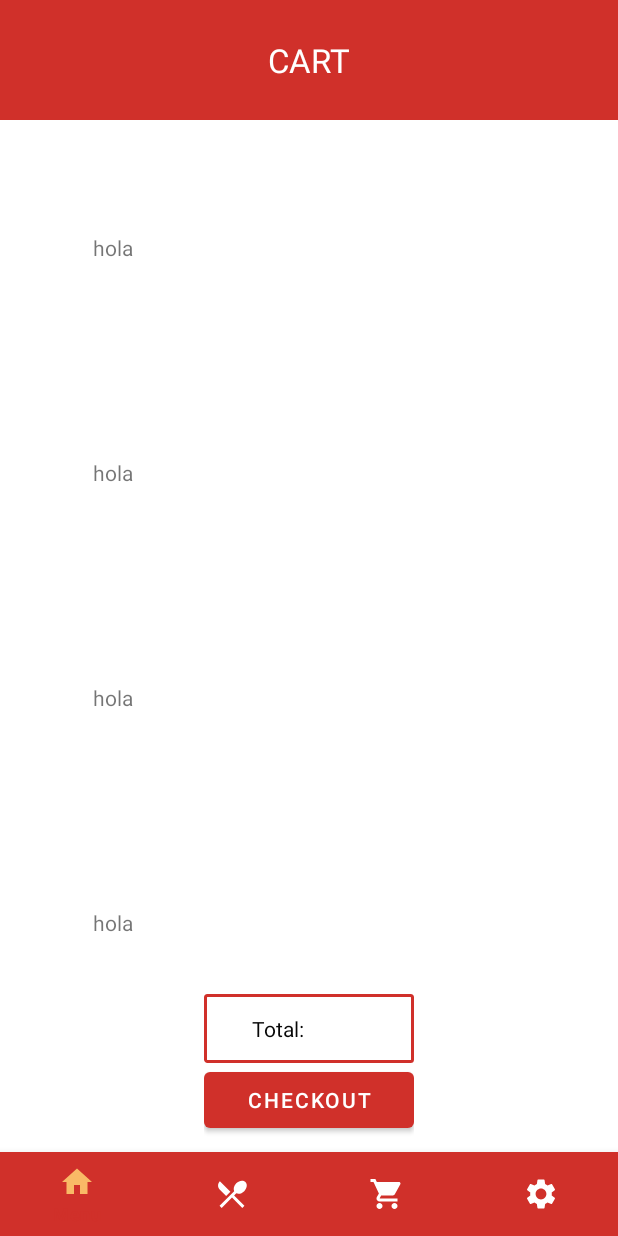
After one commit to cf19ArnauCastillo/ProyectoGrupo1-Usuario, an Android app: the fragment FragmentCart placed in its activity, on a phone screen of 412 x 824 dp. The commit adds this screen. Run offline under Robolectric (Android 15) with nearby library versions, the phone set to English and light mode, and no system bars; our stand-ins replace Firebase (no records; nobody signed in at launch, a user with empty details on screens opened directly); Roboto replaces fonts that are not available here.

Commit message:
recycler cart

```diff
--- /dev/null
+++ b/app/src/main/java/com/example/EatSleepAndRepeat_User/FragmentCart.java
@@ -0,0 +1,61 @@
+package com.example.EatSleepAndRepeat_User;
+
+import android.os.Bundle;
+
+import androidx.fragment.app.Fragment;
+import androidx.recyclerview.widget.GridLayoutManager;
+import androidx.recyclerview.widget.LinearLayoutManager;
+import androidx.recyclerview.widget.RecyclerView;
+
+import android.view.LayoutInflater;
+import android.view.View;
+import android.view.ViewGroup;
+
+import com.example.EatSleepAndRepeat_User.Classes.Dish;
+import com.example.EatSleepAndRepeat_User.R;
+import com.example.EatSleepAndRepeat_User.Recyclers.RecyclerViewAdapterHome;
+import com.google.firebase.database.DatabaseReference;
+import com.google.firebase.database.FirebaseDatabase;
+
+import java.util.ArrayList;
+
+public class FragmentCart extends Fragment {
+
+    public FragmentCart() {
+        // Required empty public constructor
+    }
+
+    public static FragmentCart newInstance(String param1, String param2) {
+        FragmentCart fragment = new FragmentCart();
+        Bundle args = new Bundle();
+        fragment.setArguments(args);
+        return fragment;
+    }
+
+    @Override
+    public void onCreate(Bundle savedInstanceState) {
+        super.onCreate(savedInstanceState);
+    }
+
+    @Override
+    public View onCreateView(LayoutInflater inflater, ViewGroup container,
+                             Bundle savedInstanceState) {
+        FirebaseDatabase database = FirebaseDatabase.getInstance("https://admin-987aa-default-rtdb.europe-west1.firebasedatabase.app/");
+        DatabaseReference myRef = database.getReference("message");
+
+        myRef.setValue("Hello, World!");
+        ArrayList<String> array_cart = new ArrayList<>();
+        array_cart.add("hola");
+        array_cart.add("hola");
+        array_cart.add("hola");
+        array_cart.add("hola");
+        array_cart.add("hola");
+
+        View view = inflater.inflate(R.layout.fragment_cart, container, false);
+        RecyclerView recyclerView = view.findViewById(R.id.recyclerViewCart);
+        RecyclerViewAdapterHome adapter = new RecyclerViewAdapterHome(array_cart);
+        recyclerView.setAdapter(adapter);
+        recyclerView.setLayoutManager(new LinearLayoutManager(getContext()));
+        return view;
+    }
+}
--- a/app/src/main/java/com/example/EatSleepAndRepeat_User/MenuActivity.java
+++ b/app/src/main/java/com/example/EatSleepAndRepeat_User/MenuActivity.java
@@ -29,7 +29,7 @@ public class MenuActivity extends AppCompatActivity {
                     selectedFragment = new FragmentProducts();
                     break;
                 case R.id.nav_cart:
-                    selectedFragment = new FragmentCarrito();
+                    selectedFragment = new FragmentCart();
                     break;
                 case R.id.nav_settings:
                     selectedFragment = new FragmentSettings();
--- a/app/src/main/java/com/example/EatSleepAndRepeat_User/ui/main/SectionsPagerAdapter.java
+++ b/app/src/main/java/com/example/EatSleepAndRepeat_User/ui/main/SectionsPagerAdapter.java
@@ -11,7 +11,7 @@ import androidx.fragment.app.FragmentPagerAdapter;
 import androidx.fragment.app.FragmentStatePagerAdapter;
 import androidx.viewpager.widget.ViewPager;
 
-import com.example.EatSleepAndRepeat_User.FragmentCarrito;
+import com.example.EatSleepAndRepeat_User.FragmentCart;
 import com.example.EatSleepAndRepeat_User.FragmentProducts;
 import com.example.EatSleepAndRepeat_User.R;
 
--- a/app/src/main/res/layout/activity_menu.xml
+++ b/app/src/main/res/layout/activity_menu.xml
@@ -9,7 +9,6 @@
 
     <androidx.fragment.app.FragmentContainerView
         android:id="@+id/fragment_container"
-        android:name="com.example.EatSleepAndRepeat_User.FragmentCarrito"
         android:layout_width="match_parent"
         android:layout_height="0dp"
         android:background="@color/white"
--- a/app/src/main/res/layout/fragment_carrito.xml
+++ b/app/src/main/res/layout/fragment_cart.xml
@@ -4,7 +4,7 @@
     xmlns:tools="http://schemas.android.com/tools"
     android:layout_width="match_parent"
     android:layout_height="match_parent"
-    tools:context=".FragmentCarrito">
+    tools:context=".FragmentCart">
 
     <!-- TODO: Update blank fragment layout -->
 
@@ -48,7 +48,7 @@
             app:layout_constraintTop_toBottomOf="@+id/constraintCart">
 
             <androidx.recyclerview.widget.RecyclerView
-                android:id="@+id/recyclerview"
+                android:id="@+id/recyclerViewCart"
                 android:layout_width="match_parent"
                 android:layout_height="match_parent"
                 android:backgroundTint="@color/black"
--- a/app/src/main/res/layout/fragment_products.xml
+++ b/app/src/main/res/layout/fragment_products.xml
@@ -21,7 +21,7 @@
             app:layout_constraintTop_toTopOf="parent">
 
             <androidx.recyclerview.widget.RecyclerView
-                android:id="@+id/recyclerViewProducts"
+                android:id="@+id/recyclerViewCart"
                 android:layout_width="match_parent"
                 android:layout_height="0dp"
                 android:backgroundTint="@color/black"
```
Also changed, not shown: app/src/main/java/com/example/EatSleepAndRepeat_User/FragmentCarrito.java (deleted, +0 -75 lines), app/src/main/java/com/example/EatSleepAndRepeat_User/Recyclers/RecyclerViewAdapterCart.java (added, +58 -0 lines), app/src/main/java/com/example/EatSleepAndRepeat_User/ui/main/PlaceholderFragment.java (+9 -10 lines), 1 other file.
